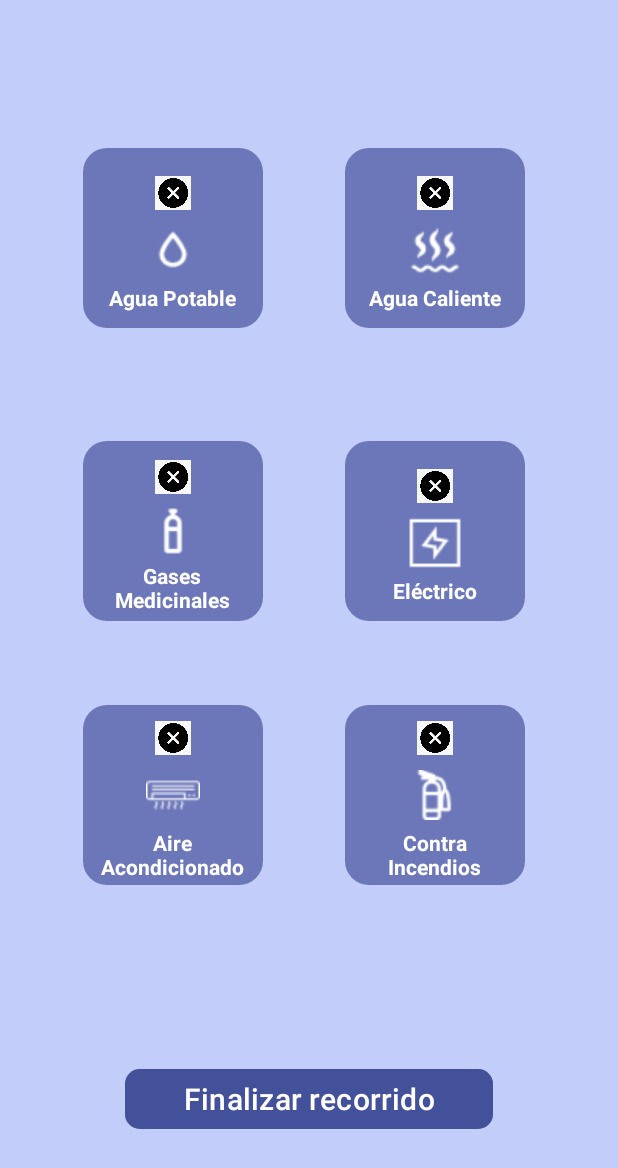
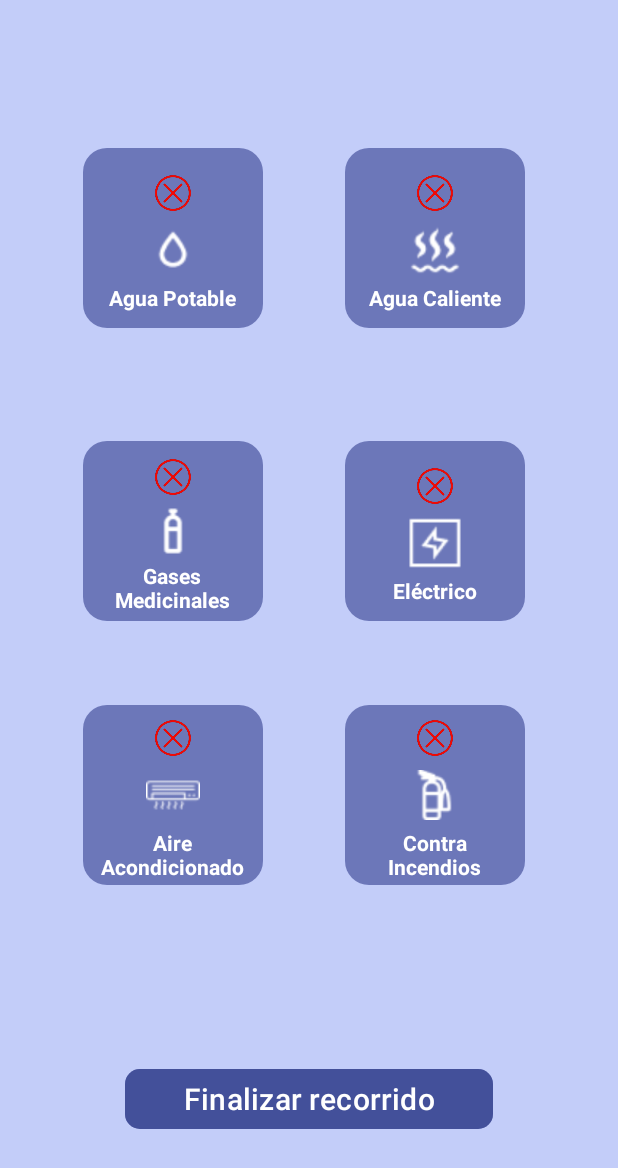
Before and after one commit to mayorga-py/PI, an Android app: the recodiario screen opened directly, with no data from a screen before it, on a phone screen of 412 x 824 dp. Shown: the top 1168 px of the screen. Run offline under Robolectric (Android 15) with nearby library versions, the phone set to English and light mode, and no system bars.

Commit message:
cambio de imagenes de estado (pendiente y realizado)

```diff
--- a/ProyectNewro28_06_2025/app/src/main/res/layout/activity_recodiario.xml
+++ b/ProyectNewro28_06_2025/app/src/main/res/layout/activity_recodiario.xml
@@ -31,11 +31,16 @@
             android:layout_gravity="center"
             android:layout_margin="8dp"
             android:gravity="center"
-            android:orientation="vertical"
-            app:layout_constraintBottom_toBottomOf="parent"
-            app:layout_constraintEnd_toEndOf="parent"
-            app:layout_constraintStart_toStartOf="parent"
-            app:layout_constraintTop_toTopOf="parent">
+            android:orientation="vertical">
+
+            <!-- Íconos de estado -->
+            <ImageView
+                android:id="@+id/pendiente1"
+                android:layout_width="24dp"
+                android:layout_height="24dp"
+                android:layout_gravity="center"
+                android:src="@drawable/pendiente_icon"
+                android:visibility="gone" />
 
             <ImageView
                 android:id="@+id/realizado1"
@@ -43,18 +48,9 @@
                 android:layout_height="24dp"
                 android:layout_gravity="center"
                 android:src="@drawable/realizado_icon"
-                android:visibility="gone"
-                tools:ignore="MissingConstraints"
-                tools:layout_editor_absoluteX="296dp"
-                tools:layout_editor_absoluteY="441dp" />
+                android:visibility="gone" />
 
-            <ImageView
-                android:id="@+id/pendiente1"
-                android:layout_width="24dp"
-                android:layout_height="24dp"
-                android:layout_gravity="center"
-                android:src="@drawable/pendiente_icon"
-                android:visibility="gone" />
+            <!-- Botón visual -->
         </LinearLayout>
 
         <ImageView
```
Also changed, not shown: ProyectNewro28_06_2025/app/src/main/res/drawable/pendiente_icon.png, ProyectNewro28_06_2025/app/src/main/res/drawable/realizado_icon.png, 49 other files.
